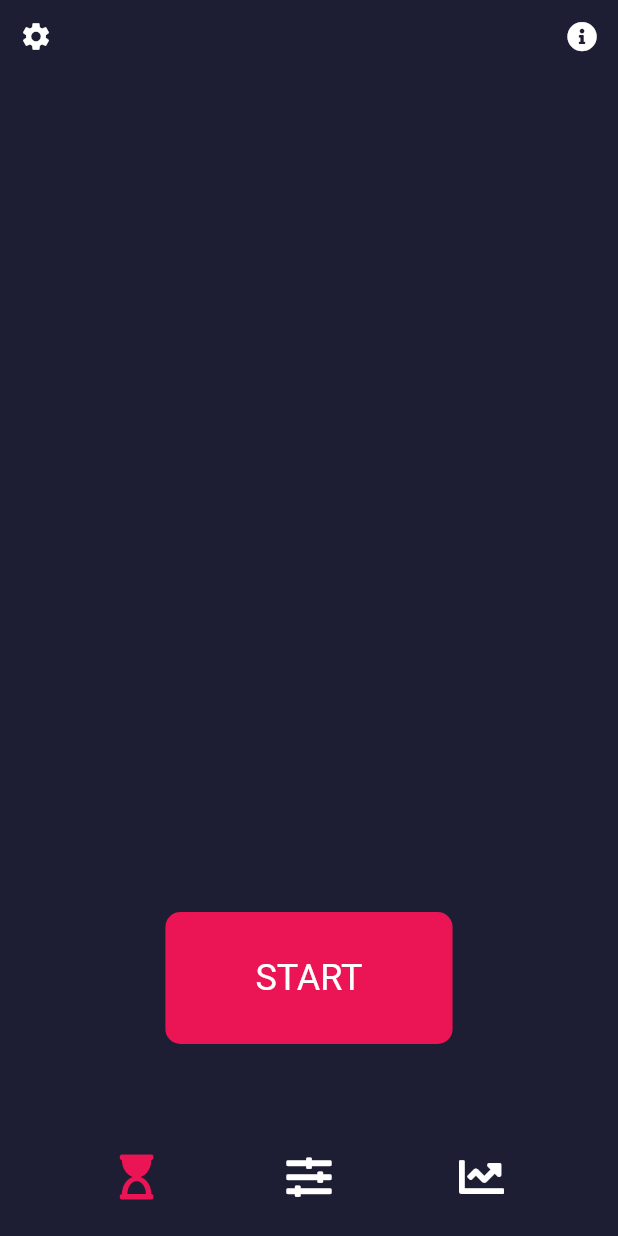
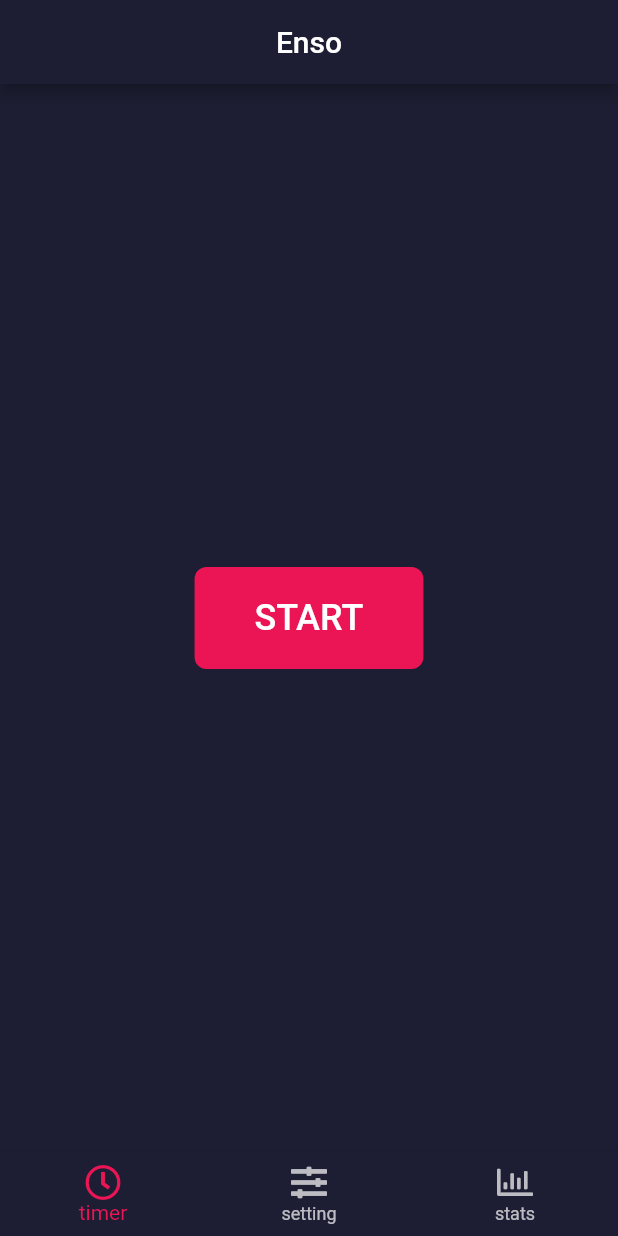
Before and after one commit to devborland/enso_flutter, a Flutter app: the screen it shows after launch, on a phone screen of 412 x 824 dp. Run offline on Flutter 3.47's test engine with Material 2 defaults, Android fonts, the phone set to English and light mode, and no system bars; our stand-ins replace font_awesome_flutter.

Commit message:
Refactored BottomNavigationBar

```diff
--- a/lib/bottom_nav_bar.dart
+++ /dev/null
@@ -1,53 +0,0 @@
-import 'package:flutter/material.dart';
-import 'package:font_awesome_flutter/font_awesome_flutter.dart';
-import 'set_timer.dart';
-
-class EnsoBottomNavigationBar extends StatelessWidget {
-  EnsoBottomNavigationBar(
-      {this.timerColor, this.settingColor, this.progressColor});
-
-  final Color timerColor;
-  final Color settingColor;
-  final Color progressColor;
-
-  @override
-  Widget build(BuildContext context) {
-    return Container(
-      margin: EdgeInsets.symmetric(vertical: 15.0),
-      child: Row(
-        mainAxisAlignment: MainAxisAlignment.spaceEvenly,
-        children: [
-          IconButton(
-            icon: Icon(
-              FontAwesomeIcons.hourglassStart,
-              size: 30.0,
-              color: timerColor,
-            ),
-            onPressed: () {},
-          ),
-          IconButton(
-            icon: Icon(
-              FontAwesomeIcons.slidersH,
-              size: 30.0,
-              color: settingColor,
-            ),
-            onPressed: () {
-              Navigator.push(
-                context,
-                MaterialPageRoute(builder: (context) => SetTimer()),
-              );
-            },
-          ),
-          IconButton(
-            icon: Icon(
-              FontAwesomeIcons.chartLine,
-              size: 30.0,
-              color: progressColor,
-            ),
-            onPressed: () {},
-          )
-        ],
-      ),
-    );
-  }
-}
--- a/lib/enso_timer.dart
+++ /dev/null
@@ -1,39 +0,0 @@
-import 'package:flutter/material.dart';
-import 'enso_appbar.dart';
-import 'bottom_nav_bar.dart';
-
-class EnsoTimer extends StatefulWidget {
-  @override
-  _EnsoTimerState createState() => _EnsoTimerState();
-}
-
-class _EnsoTimerState extends State<EnsoTimer> {
-  @override
-  Widget build(BuildContext context) {
-    return Scaffold(
-      bottomNavigationBar: EnsoBottomNavigationBar(
-        timerColor: Color(0xFFEB1555),
-      ),
-      body: SafeArea(
-        child: Column(
-          mainAxisAlignment: MainAxisAlignment.spaceBetween,
-          children: [
-            EnsoAppBar(),
-            Container(
-              padding: EdgeInsets.symmetric(vertical: 30.0, horizontal: 60.0),
-              margin: EdgeInsets.only(bottom: 50.0),
-              decoration: BoxDecoration(
-                borderRadius: BorderRadius.circular(10.0),
-                color: Color(0xFFEB1555),
-              ),
-              child: Text(
-                'START',
-                style: TextStyle(fontSize: 24.0),
-              ),
-            ),
-          ],
-        ),
-      ),
-    );
-  }
-}
--- a/lib/main.dart
+++ b/lib/main.dart
@@ -1,9 +1,25 @@
 import 'package:flutter/material.dart';
-import 'enso_timer.dart';
+import 'package:font_awesome_flutter/font_awesome_flutter.dart';
+
+import 'screens/set_timer.dart';
+import 'screens/stats.dart';
+import 'screens/timer.dart';
 
 void main() => runApp(Enso());
 
-class Enso extends StatelessWidget {
+class Enso extends StatefulWidget {
+  @override
+  _EnsoState createState() => _EnsoState();
+}
+
+class _EnsoState extends State<Enso> {
+  int _currentScreen = 0;
+  List<Widget> _screens = [
+    Timer(),
+    SetTimer(),
+    Stats(),
+  ];
+
   @override
   Widget build(BuildContext context) {
     return MaterialApp(
@@ -11,8 +27,39 @@ class Enso extends StatelessWidget {
       theme: ThemeData.dark().copyWith(
         primaryColor: Color(0xFF1D1E33),
         scaffoldBackgroundColor: Color(0xFF1D1E33),
+        bottomNavigationBarTheme: BottomNavigationBarThemeData(
+          backgroundColor: Color(0xFF1D1E33),
+        ),
       ),
-      home: EnsoTimer(),
+      home: Scaffold(
+        appBar: AppBar(
+          title: Center(child: Text('Enso')),
+        ),
+        body: _screens[_currentScreen],
+        bottomNavigationBar: BottomNavigationBar(
+          currentIndex: _currentScreen,
+          fixedColor: Color(0xFFEB1555),
+          onTap: (int index) {
+            setState(() {
+              _currentScreen = index;
+            });
+          },
+          items: [
+            BottomNavigationBarItem(
+              icon: Icon(FontAwesomeIcons.clock),
+              label: 'timer',
+            ),
+            BottomNavigationBarItem(
+              icon: Icon(FontAwesomeIcons.slidersH),
+              label: 'setting',
+            ),
+            BottomNavigationBarItem(
+              icon: Icon(FontAwesomeIcons.chartBar),
+              label: 'stats',
+            ),
+          ],
+        ),
+      ),
     );
   }
 }
--- /dev/null
+++ b/lib/screens/set_timer.dart
@@ -0,0 +1,13 @@
+import 'package:flutter/material.dart';
+
+class SetTimer extends StatefulWidget {
+  @override
+  _SetTimerState createState() => _SetTimerState();
+}
+
+class _SetTimerState extends State<SetTimer> {
+  @override
+  Widget build(BuildContext context) {
+    return Center(child: Text('Set Timer'));
+  }
+}
--- /dev/null
+++ b/lib/screens/stats.dart
@@ -0,0 +1,10 @@
+import 'package:flutter/material.dart';
+
+class Stats extends StatelessWidget {
+  @override
+  Widget build(BuildContext context) {
+    return Center(
+      child: Text('Statistics'),
+    );
+  }
+}
--- /dev/null
+++ b/lib/screens/timer.dart
@@ -0,0 +1,34 @@
+import 'package:flutter/material.dart';
+
+class Timer extends StatefulWidget {
+  @override
+  _TimerState createState() => _TimerState();
+}
+
+class _TimerState extends State<Timer> {
+  @override
+  Widget build(BuildContext context) {
+    return Center(
+      child: Column(
+        mainAxisAlignment: MainAxisAlignment.center,
+        children: [
+          FlatButton(
+            onPressed: () {},
+            child: Container(
+              padding: EdgeInsets.symmetric(vertical: 20.0, horizontal: 40.0),
+              // margin: EdgeInsets.only(bottom: 50.0, top: 50.0),
+              decoration: BoxDecoration(
+                borderRadius: BorderRadius.circular(8.0),
+                color: Color(0xFFEB1555),
+              ),
+              child: Text(
+                'START',
+                style: TextStyle(fontSize: 24.0),
+              ),
+            ),
+          ),
+        ],
+      ),
+    );
+  }
+}
--- a/lib/set_timer.dart
+++ /dev/null
@@ -1,28 +0,0 @@
-import 'package:flutter/material.dart';
-import 'enso_appbar.dart';
-import 'bottom_nav_bar.dart';
-
-class SetTimer extends StatefulWidget {
-  @override
-  _SetTimerState createState() => _SetTimerState();
-}
-
-class _SetTimerState extends State<SetTimer> {
-  @override
-  Widget build(BuildContext context) {
-    return Scaffold(
-      bottomNavigationBar: EnsoBottomNavigationBar(
-        settingColor: Color(0xFFEB1555),
-      ),
-      body: SafeArea(
-        child: Column(
-          mainAxisAlignment: MainAxisAlignment.spaceBetween,
-          children: [
-            EnsoAppBar(),
-            Text('Set Timer'),
-          ],
-        ),
-      ),
-    );
-  }
-}
```
Also changed, not shown: lib/widgets/enso_appbar.dart (renamed from lib/enso_appbar.dart).
